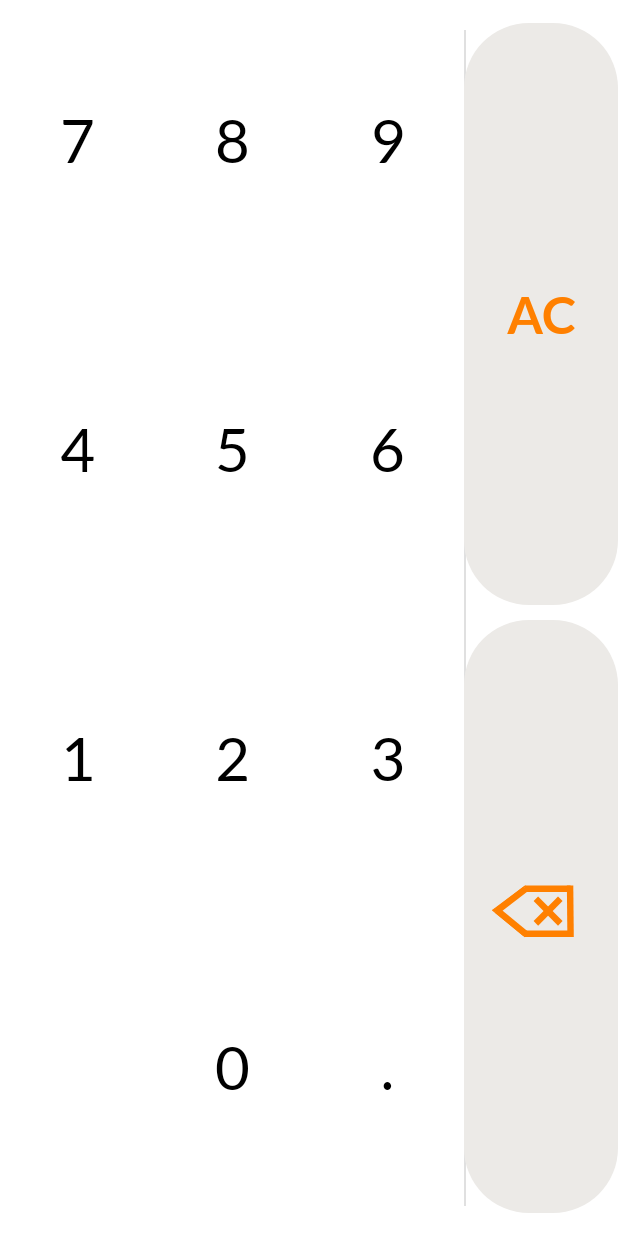
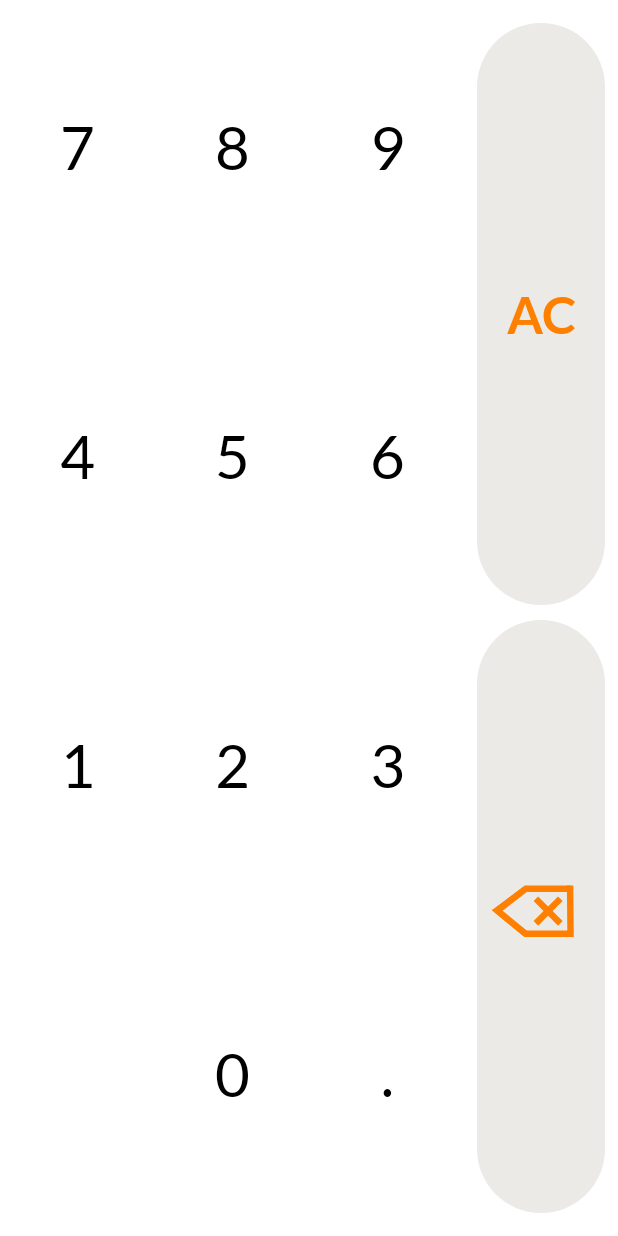
Before and after one commit to rondarchik/UnitsConverter, an Android app: the layout layout_keyboard.xml on its own in the app's theme, with its tools: preview values and no code run, on a phone screen of 412 x 824 dp. Run offline under Robolectric (Android 15) with nearby library versions, the phone set to English and light mode, and no system bars.

Commit message:
add keyboard layout to main

```diff
--- a/Converter/app/src/main/res/layout/layout_keyboard.xml
+++ b/Converter/app/src/main/res/layout/layout_keyboard.xml
@@ -14,6 +14,10 @@
         app:layout_constraintEnd_toStartOf="@+id/vertical_guideline"
         app:layout_constraintStart_toStartOf="parent"
         app:layout_constraintTop_toTopOf="parent">
+
+        <Space
+            android:layout_width="match_parent"
+            android:layout_height="10dp" />
 
         <TableRow
             android:layout_width="match_parent"
@@ -67,6 +71,10 @@
 
         </TableRow>
 
+        <Space
+            android:layout_width="match_parent"
+            android:layout_height="10dp" />
+
         <TableRow
             android:layout_width="match_parent"
             android:layout_height="match_parent"
@@ -119,6 +127,10 @@
 
         </TableRow>
 
+        <Space
+            android:layout_width="match_parent"
+            android:layout_height="10dp" />
+
         <TableRow
             android:layout_width="match_parent"
             android:layout_height="match_parent"
@@ -170,6 +182,10 @@
                 app:backgroundTint="@color/white" />
 
         </TableRow>
+
+        <Space
+            android:layout_width="match_parent"
+            android:layout_height="10dp" />
 
         <TableRow
             android:layout_width="match_parent"
@@ -232,16 +248,6 @@
         android:orientation="vertical"
         app:layout_constraintGuide_percent="0.75" />
 
-    <View
-        android:layout_width="1dp"
-        android:layout_height="0dp"
-        android:layout_marginTop="20dp"
-        android:layout_marginBottom="20dp"
-        android:background="?android:attr/listDivider"
-        app:layout_constraintBottom_toBottomOf="parent"
-        app:layout_constraintStart_toStartOf="@+id/vertical_guideline"
-        app:layout_constraintTop_toTopOf="parent" />
-
     <LinearLayout
         android:layout_width="0dp"
         android:layout_height="0dp"
@@ -256,7 +262,7 @@
         <Button
             android:id="@+id/clear_button"
             style="@style/Widget.AppCompat.Button.Borderless"
-            android:layout_width="match_parent"
+            android:layout_width="85dp"
             android:layout_height="wrap_content"
             android:layout_weight="1"
             android:layout_gravity="center_horizontal"
@@ -277,7 +283,7 @@
         <Button
             android:id="@+id/delete_button"
             style="@style/Widget.AppCompat.Button.Borderless"
-            android:layout_width="match_parent"
+            android:layout_width="85dp"
             android:layout_height="wrap_content"
             android:layout_weight="1"
             android:layout_gravity="center_horizontal"
```
Also changed, not shown: Converter/app/src/main/res/layout/activity_main.xml (+31 -6 lines).
